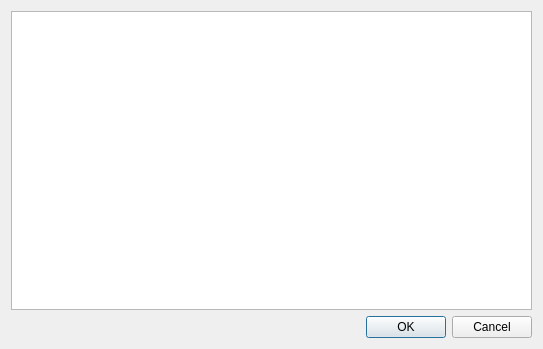
The window that u7/DialogFileEditor.ui (whiteman-kr/u7set) describes before a commit, drawn with Qt 5.
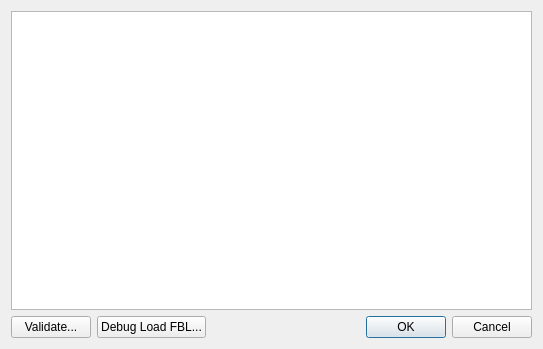
The same window after the commit.

Commit message: RPCT-365, u7: DialogFileEditor now is used to edit AFBL elements, closing confirmation added

The edit to the form file:
```diff
--- a/u7/DialogFileEditor.ui
+++ b/u7/DialogFileEditor.ui
@@ -23,14 +23,52 @@
       <widget class="QTextEdit" name="m_text"/>
      </item>
      <item>
-      <widget class="QDialogButtonBox" name="m_okCancel">
-       <property name="orientation">
-        <enum>Qt::Horizontal</enum>
-       </property>
-       <property name="standardButtons">
-        <set>QDialogButtonBox::Cancel|QDialogButtonBox::Ok</set>
-       </property>
-      </widget>
+      <layout class="QHBoxLayout" name="horizontalLayout">
+       <item>
+        <widget class="QPushButton" name="btnValidate">
+         <property name="text">
+          <string>Validate...</string>
+         </property>
+        </widget>
+       </item>
+       <item>
+        <widget class="QPushButton" name="btnLoadFbl">
+         <property name="text">
+          <string>Debug Load FBL...</string>
+         </property>
+        </widget>
+       </item>
+       <item>
+        <spacer name="horizontalSpacer">
+         <property name="orientation">
+          <enum>Qt::Horizontal</enum>
+         </property>
+         <property name="sizeHint" stdset="0">
+          <size>
+           <width>40</width>
+           <height>20</height>
+          </size>
+         </property>
+        </spacer>
+       </item>
+       <item>
+        <widget class="QPushButton" name="btnOk">
+         <property name="text">
+          <string>OK</string>
+         </property>
+         <property name="default">
+          <bool>true</bool>
+         </property>
+        </widget>
+       </item>
+       <item>
+        <widget class="QPushButton" name="btnCancel">
+         <property name="text">
+          <string>Cancel</string>
+         </property>
+        </widget>
+       </item>
+      </layout>
      </item>
     </layout>
    </item>
```
Left out of the diff: 35 changed lines with no effect on the pictures. The commit also changes 8 other files.
